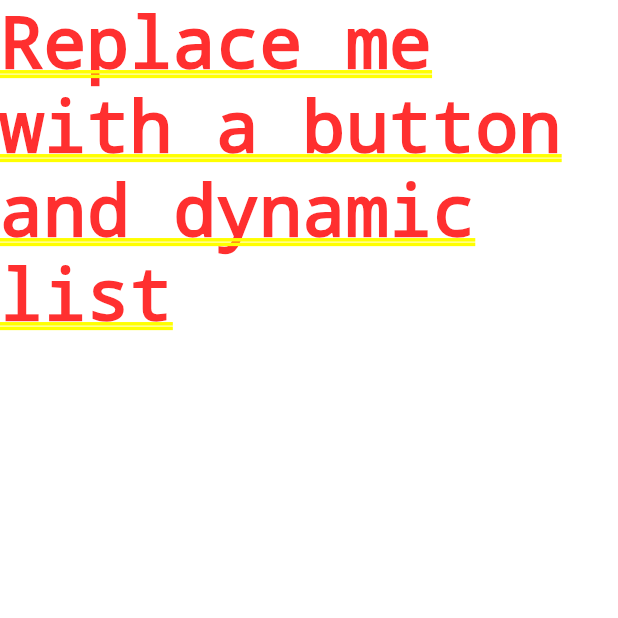
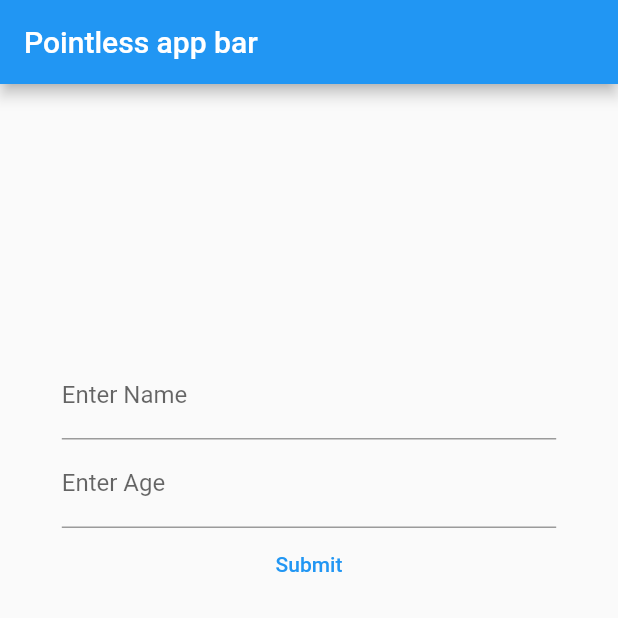
Before and after one commit to jasonjtyler/FlutterTutorials, a Flutter app: the screen it shows after launch, on a phone screen of 412 x 824 dp, the top half of it. Run offline on Flutter 3.47's test engine with Material 2 defaults, Android fonts, the phone set to English and light mode, and no system bars; statements that could not run were skipped.

Commit message:
Update main.dart

```diff
--- a/dynamic_list/lib/main.dart
+++ b/dynamic_list/lib/main.dart
@@ -1,11 +1,15 @@
+// ignore_for_file: prefer_const_constructors, prefer_const_literals_to_create_immutables
+
 import 'package:flutter/material.dart';
 
+//project for a dynamic list. Basically just a list with a button, press the button and it adds another item to the list.
 void main() {
-  runApp(const MyApp());
+  runApp(MyApp());
 }
 
 class MyApp extends StatelessWidget {
-  const MyApp({Key? key}) : super(key: key);
+  // I'm commenting out the below text because I don't really know what it does.
+  //const MyApp({Key? key}) : super(key: key);
 
   @override
   Widget build(BuildContext context) {
@@ -14,16 +18,60 @@ class MyApp extends StatelessWidget {
       theme: ThemeData(
         primarySwatch: Colors.blue,
       ),
-      home: const Placeholder(),
+      home: HomePage(),
     );
   }
 }
 
-class Placeholder extends StatelessWidget {
-  const Placeholder({Key? key}) : super(key: key);
+// I put this here to instatiate the user input so there is a place to store that data
+class userInput {
+  final String? name;
+  final int? age;
+
+  userInput({this.name, this.age});
+}
+
+
+void inputconcat() {
+  final nameController = TextEditingController;
+  final ageController = TextEditingController;
+}
+
+//I think I fucked up. since we're receiving 2 data points, a Map would probably have been a better choice... But since I'm creating a List, I will concatenate the entries
+late List<userInput?> userInputlist;
+
+class HomePage extends StatelessWidget {
+  // I'm commenting out the below text because I don't really know what it does.
+  //const Placeholder({Key? key}) : super(key: key);
+
   @override
   Widget build(BuildContext context) {
-    return const Text('Replace me with a button and dynamic list');
+    return Scaffold(
+      appBar: AppBar(
+        title: Text('Pointless app bar'),
+      ),
+      body: Center(
+        child: Container(
+          height: MediaQuery.of(context).size.height * .5,
+          width: MediaQuery.of(context).size.width * .8,
+          child: Column(
+            children: <Widget>[
+              TextField(
+                decoration: InputDecoration(labelText: "Enter Name"),
+                controller: (nameController),
+              ),
+              TextField(
+                decoration: InputDecoration(labelText: "Enter Age"),
+                controller: (ageController),
+              ),
+              TextButton(
+                onPressed: () {},
+                child: Text('Submit'),
+              ),
+            ],
+          ),
+        ),
+      ),
+    );
   }
-
 }
```
